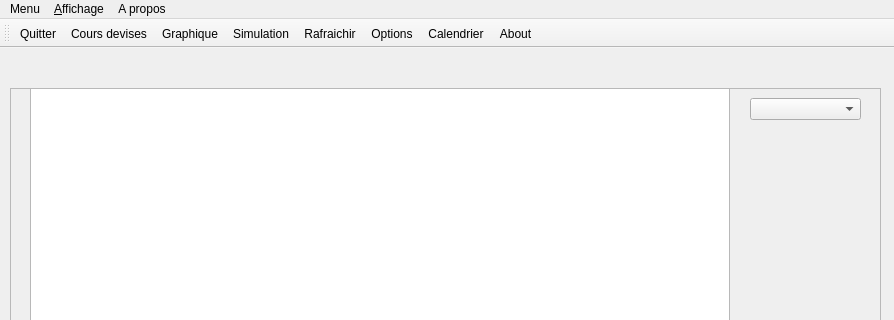
First picture: the form in Projet3_TRADING/mainwindow.ui, repository MacFly669/myGitFiles, before the edit; both pictures show x 0 to 894 and y 0 to 320 of the 894 by 964 pixel window.
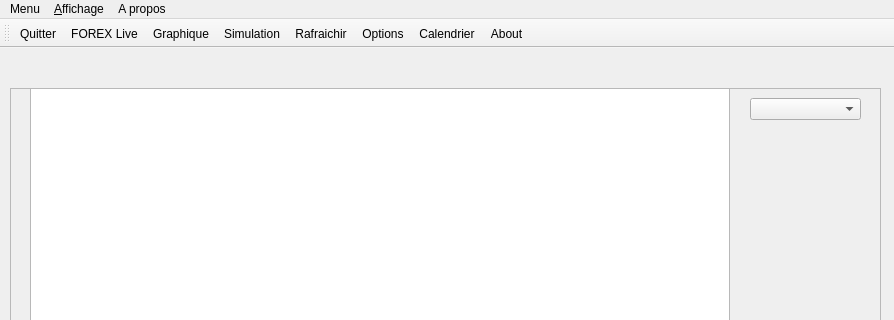
Second picture: the form after the edit. Icons and pictures are not drawn.

Patch:
```diff
--- a/Projet3_TRADING/mainwindow.ui
+++ b/Projet3_TRADING/mainwindow.ui
@@ -126,7 +126,7 @@
     <property name="title">
      <string>&amp;Affichage</string>
     </property>
-    <addaction name="actionCours_devises"/>
+    <addaction name="actionShowHideView"/>
     <addaction name="actionGraphique"/>
     <addaction name="actionSimulation"/>
     <addaction name="actionOptions"/>
@@ -149,7 +149,7 @@
     <bool>false</bool>
    </attribute>
    <addaction name="actionQuitter"/>
-   <addaction name="actionCours_devises"/>
+   <addaction name="actionShowHideView"/>
    <addaction name="actionGraphique"/>
    <addaction name="actionSimulation"/>
    <addaction name="action_Rafraichir"/>
@@ -173,13 +173,13 @@
     <string>Ctrl+Q</string>
    </property>
   </action>
-  <action name="actionCours_devises">
+  <action name="actionShowHideView">
    <property name="icon">
     <iconset resource="myresources.qrc">
      <normaloff>:/icons/icons/oeil.png</normaloff>:/icons/icons/oeil.png</iconset>
    </property>
    <property name="text">
-    <string>&amp;Cours devises</string>
+    <string>&amp; FOREX Live</string>
    </property>
    <property name="shortcut">
     <string>Alt+C</string>
```
